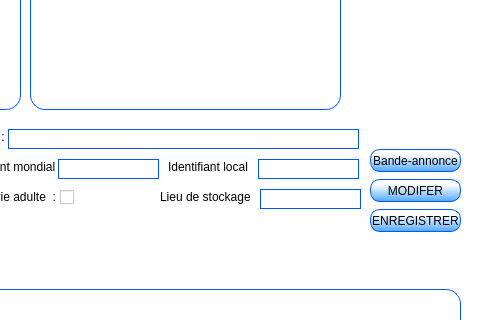
The window that C_details.ui (AlexSerfa/DVDFLIX) describes before a commit, drawn with Qt 5; both pictures show x 330 to 810 and y 331 to 651 of the 810 by 919 pixel window.
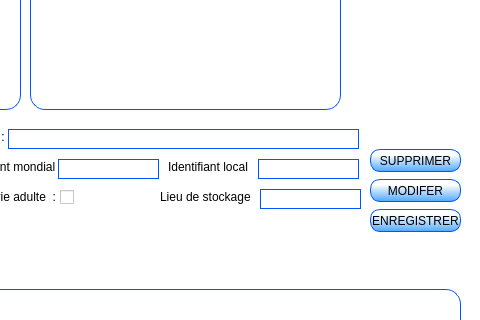
The same window after the commit.

Commit message: modification du bouton "bande annonce" en "supprimer" dans details.ui et codage de la suppression dans c_mysqlmanager

```diff
--- a/C_details.ui
+++ b/C_details.ui
@@ -310,7 +310,7 @@
 </string>
    </property>
    <property name="text">
-    <string>Bande-annonce</string>
+    <string>SUPPRIMER</string>
    </property>
   </widget>
   <widget class="QLabel" name="lbl_language">
```
Left out of the diff: 2 changed lines with no effect on the pictures. The commit also changes 4 other files.
